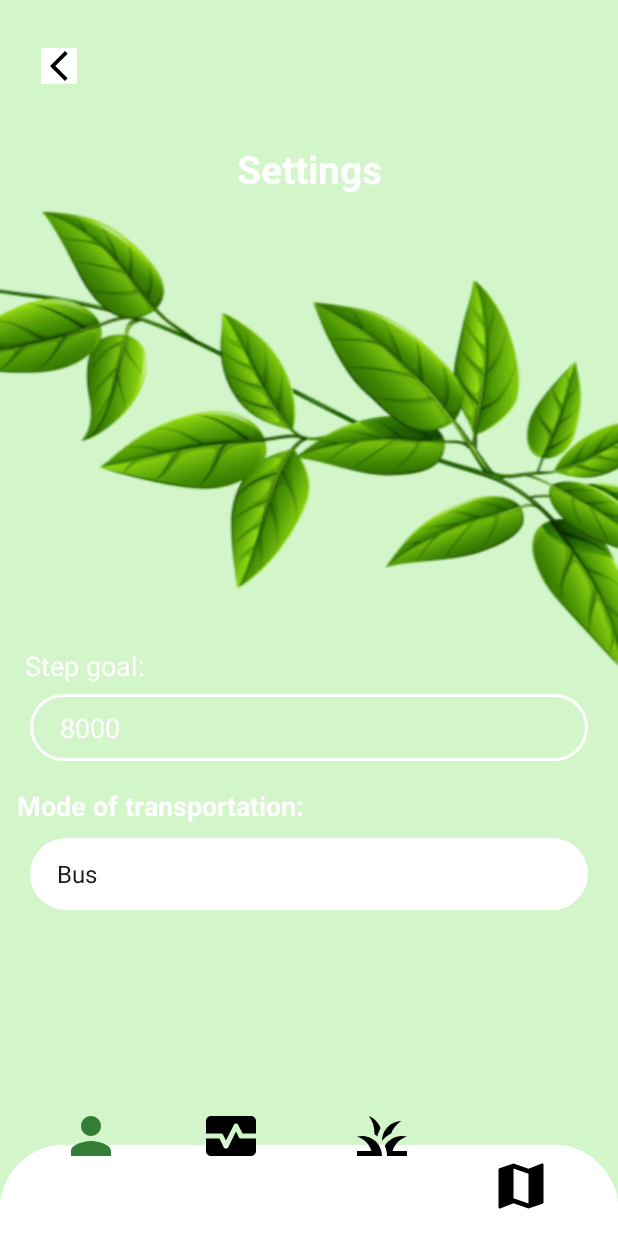
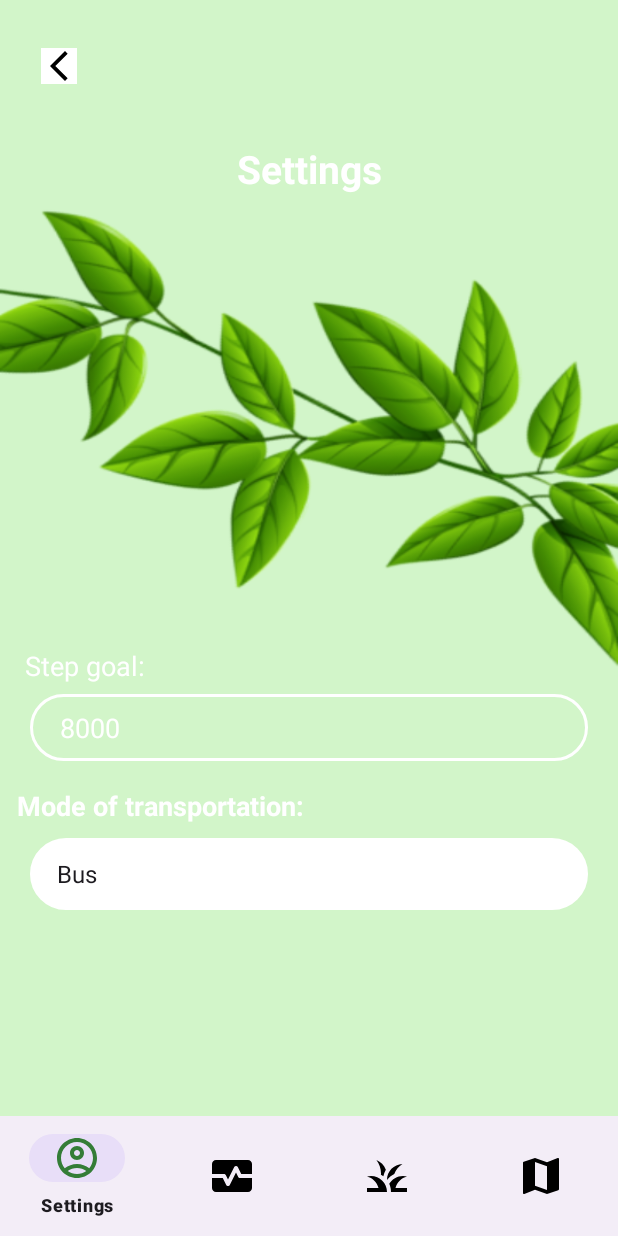
Before and after one commit to BurnGo/ActivityApp, an Android app: the SettingsActivity screen opened directly, with no data from a screen before it, on a phone screen of 412 x 824 dp. Run offline under Robolectric (Android 15) with nearby library versions, the phone set to English and light mode, and no system bars.

Commit message:
Added nav bar

```diff
--- a/app/src/main/java/com/activityapp/burngo/MainActivity.kt
+++ b/app/src/main/java/com/activityapp/burngo/MainActivity.kt
@@ -34,6 +34,7 @@ import androidx.core.content.ContextCompat
 import com.google.android.gms.maps.model.Circle
 import com.google.android.gms.maps.model.CircleOptions
 import com.google.android.gms.maps.model.Marker
+import com.google.android.material.bottomnavigation.BottomNavigationView
 import com.mikhaellopez.circularprogressbar.CircularProgressBar
 import kotlin.math.*
 import kotlin.random.Random
@@ -115,6 +116,26 @@ class MainActivity : AppCompatActivity(), OnMapReadyCallback, SensorEventListene
             sensorManager?.registerListener(this, accelerometerSensor, SensorManager.SENSOR_DELAY_UI)
         }
 
+        //Navbar stuff
+        val bottomNavigation = findViewById<BottomNavigationView>(R.id.bottom_nava)
+        bottomNavigation.selectedItemId = R.id.map
+        bottomNavigation.setOnNavigationItemSelectedListener { item ->
+            when (item.itemId) {
+                R.id.settings -> {
+                    startActivity(Intent(this, SettingsActivity::class.java))
+                    true
+                }
+//                R.id.action_profile -> {
+//                    startActivity(Intent(this, ProfileActivity::class.java))
+//                    true
+//                }
+//                R.id.action_settings -> {
+//                    startActivity(Intent(this, SettingsActivity::class.java))
+//                    true
+//                }
+                else -> false
+            }
+        }
     }
 
     override fun onMapReady(map: GoogleMap) {
--- a/app/src/main/java/com/activityapp/burngo/SettingsActivity.kt
+++ b/app/src/main/java/com/activityapp/burngo/SettingsActivity.kt
@@ -9,6 +9,7 @@ import android.widget.ArrayAdapter
 import android.widget.EditText
 import android.widget.Spinner
 import androidx.core.widget.addTextChangedListener
+import com.google.android.material.bottomnavigation.BottomNavigationView
 
 class SettingsActivity : AppCompatActivity() {
     override fun onCreate(savedInstanceState: Bundle?) {
@@ -41,6 +42,27 @@ class SettingsActivity : AppCompatActivity() {
         val adapter = ArrayAdapter(this, android.R.layout.simple_spinner_dropdown_item, items)
         dropdown.adapter = adapter
 
+        //Navbar stuff
+        val bottomNavigation = findViewById<BottomNavigationView>(R.id.bottom_nav)
+        bottomNavigation.selectedItemId = R.id.settings
+        bottomNavigation.setOnNavigationItemSelectedListener { item ->
+            when (item.itemId) {
+                R.id.map -> {
+                    startActivity(Intent(this, MainActivity::class.java))
+                    true
+                }
+//                R.id.action_profile -> {
+//                    startActivity(Intent(this, ProfileActivity::class.java))
+//                    true
+//                }
+//                R.id.action_settings -> {
+//                    startActivity(Intent(this, SettingsActivity::class.java))
+//                    true
+//                }
+                else -> false
+            }
+        }
+
     }
 
 
--- /dev/null
+++ b/app/src/main/res/drawable/nav_button_background.xml
@@ -0,0 +1,5 @@
+<?xml version="1.0" encoding="utf-8"?>
+<selector xmlns:android="http://schemas.android.com/apk/res/android">
+    <item android:color="@color/green" android:state_checked="true" /> <!-- Change to green when checked -->
+    <item android:color="@color/black" /> <!-- Default state -->
+</selector>
--- a/app/src/main/res/layout/activity_main.xml
+++ b/app/src/main/res/layout/activity_main.xml
@@ -12,8 +12,8 @@
         android:layout_height="match_parent"
         tools:context=".MainActivity"
         android:layout_gravity="center"
-        android:layout_marginTop="150dp"
-        android:layout_marginBottom="150dp">
+        android:layout_marginTop="75dp"
+        android:layout_marginBottom="250dp">
 
         <fragment
             android:id="@+id/map_fragment"
@@ -35,7 +35,7 @@
         app:layout_constraintHorizontal_bias="0.05"
         app:layout_constraintStart_toStartOf="parent"
         app:layout_constraintTop_toTopOf="parent"
-        app:layout_constraintVertical_bias="0.98" />
+        app:layout_constraintVertical_bias="0.84000003" />
 
     <TextView
         android:id="@+id/top_text_progress"
@@ -70,7 +70,7 @@
         app:layout_constraintHorizontal_bias="0.84"
         app:layout_constraintStart_toStartOf="parent"
         app:layout_constraintTop_toTopOf="parent"
-        app:layout_constraintVertical_bias="0.94" />
+        app:layout_constraintVertical_bias="0.8" />
 
     <TextView
         android:id="@+id/coin_balance"
@@ -85,21 +85,18 @@
         app:layout_constraintHorizontal_bias="0.87"
         app:layout_constraintStart_toStartOf="parent"
         app:layout_constraintTop_toTopOf="parent"
-        app:layout_constraintVertical_bias="0.100000024" />
+        app:layout_constraintVertical_bias="0.050000012" />
 
-    <ImageView
-        android:id="@+id/settingsButton"
-        android:layout_width="wrap_content"
+    <com.google.android.material.bottomnavigation.BottomNavigationView
+        android:layout_width="0dp"
+        android:id="@+id/bottom_nava"
         android:layout_height="wrap_content"
-        android:background="@color/white"
-        android:onClick="navigateToSettingsActivity"
         app:layout_constraintBottom_toBottomOf="parent"
         app:layout_constraintEnd_toEndOf="parent"
-        app:layout_constraintHorizontal_bias="0.95"
         app:layout_constraintStart_toStartOf="parent"
-        app:layout_constraintTop_toTopOf="parent"
-        app:layout_constraintVertical_bias="0.01999998"
-        app:srcCompat="@drawable/settings_icon" />
+        app:menu="@menu/bottom_nav"
+        app:itemIconSize="32dp"
+        app:itemIconTint="@drawable/nav_button_background"/>
 
 
 </androidx.constraintlayout.widget.ConstraintLayout>
--- a/app/src/main/res/layout/activity_settings.xml
+++ b/app/src/main/res/layout/activity_settings.xml
@@ -103,66 +103,16 @@
         app:layout_constraintTop_toBottomOf="@+id/inputStepGoal"
         app:layout_constraintVertical_bias="0.060000002" />
 
-    <ImageView
-        android:id="@+id/imageView2"
-        android:layout_width="wrap_content"
+
+    <com.google.android.material.bottomnavigation.BottomNavigationView
+        android:layout_width="0dp"
+        android:id="@+id/bottom_nav"
         android:layout_height="wrap_content"
-        android:layout_marginTop="220dp"
-        android:tint="@color/white"
-        app:layout_constraintEnd_toEndOf="parent"
-        app:layout_constraintHorizontal_bias="0.0"
-        app:layout_constraintStart_toStartOf="parent"
-        app:layout_constraintTop_toTopOf="parent"
-        app:srcCompat="@drawable/img" />
-
-    <ImageView
-        android:id="@+id/navigateSettings"
-        android:layout_width="40dp"
-        android:layout_height="44dp"
-        android:tint="@color/green"
         app:layout_constraintBottom_toBottomOf="parent"
         app:layout_constraintEnd_toEndOf="parent"
-        app:layout_constraintHorizontal_bias="0.11"
         app:layout_constraintStart_toStartOf="parent"
-        app:layout_constraintTop_toTopOf="@+id/imageView2"
-        app:layout_constraintVertical_bias="0.92"
-        app:srcCompat="@drawable/person_icon" />
-
-    <ImageView
-        android:id="@+id/navigateStatistics"
-        android:layout_width="40dp"
-        android:layout_height="44dp"
-        app:layout_constraintBottom_toBottomOf="parent"
-        app:layout_constraintEnd_toEndOf="parent"
-        app:layout_constraintHorizontal_bias="0.36"
-        app:layout_constraintStart_toStartOf="@+id/imageView2"
-        app:layout_constraintTop_toTopOf="@+id/imageView2"
-        app:layout_constraintVertical_bias="0.92"
-        app:srcCompat="@drawable/statistic_icon" />
-
-    <ImageView
-        android:id="@+id/navigateTree"
-        android:layout_width="40dp"
-        android:layout_height="44dp"
-        app:layout_constraintBottom_toBottomOf="parent"
-        app:layout_constraintEnd_toEndOf="@+id/imageView2"
-        app:layout_constraintHorizontal_bias="0.63"
-        app:layout_constraintStart_toStartOf="@+id/imageView2"
-        app:layout_constraintTop_toTopOf="@+id/imageView2"
-        app:layout_constraintVertical_bias="0.92"
-        app:srcCompat="@drawable/tree_icon" />
-
-    <ImageView
-        android:id="@+id/navigateMaps"
-        android:layout_width="40dp"
-        android:layout_height="44dp"
-        android:onClick="navigateToMainActivity"
-        app:layout_constraintBottom_toBottomOf="parent"
-        app:layout_constraintEnd_toEndOf="@+id/imageView2"
-        app:layout_constraintHorizontal_bias="0.88"
-        app:layout_constraintStart_toStartOf="@+id/imageView2"
-        app:layout_constraintTop_toTopOf="@+id/imageView2"
-        app:layout_constraintVertical_bias="0.98"
-        app:srcCompat="@drawable/map_icon" />
+        app:menu="@menu/bottom_nav"
+        app:itemIconSize="32dp"
+        app:itemIconTint="@drawable/nav_button_background"/>
 
 </androidx.constraintlayout.widget.ConstraintLayout>
--- /dev/null
+++ b/app/src/main/res/menu/bottom_nav.xml
@@ -0,0 +1,28 @@
+<?xml version="1.0" encoding="utf-8"?>
+<menu xmlns:android="http://schemas.android.com/apk/res/android">
+
+    <item
+        android:layout_width="wrap_content"
+        android:layout_height="wrap_content"
+        android:title="Settings"
+        android:id="@+id/settings"
+        android:icon="@drawable/profile_icon"/>
+    <item
+        android:layout_width="wrap_content"
+        android:layout_height="wrap_content"
+        android:title="Statistics"
+        android:id="@+id/statistics"
+        android:icon="@drawable/statistic_icon"/>
+    <item
+        android:layout_width="wrap_content"
+        android:layout_height="wrap_content"
+        android:title="Plant"
+        android:id="@+id/plant"
+        android:icon="@drawable/tree_icon"/>
+    <item
+        android:layout_width="wrap_content"
+        android:layout_height="wrap_content"
+        android:title="Map"
+        android:id="@+id/map"
+        android:icon="@drawable/map_icon"/>
+</menu>
```
